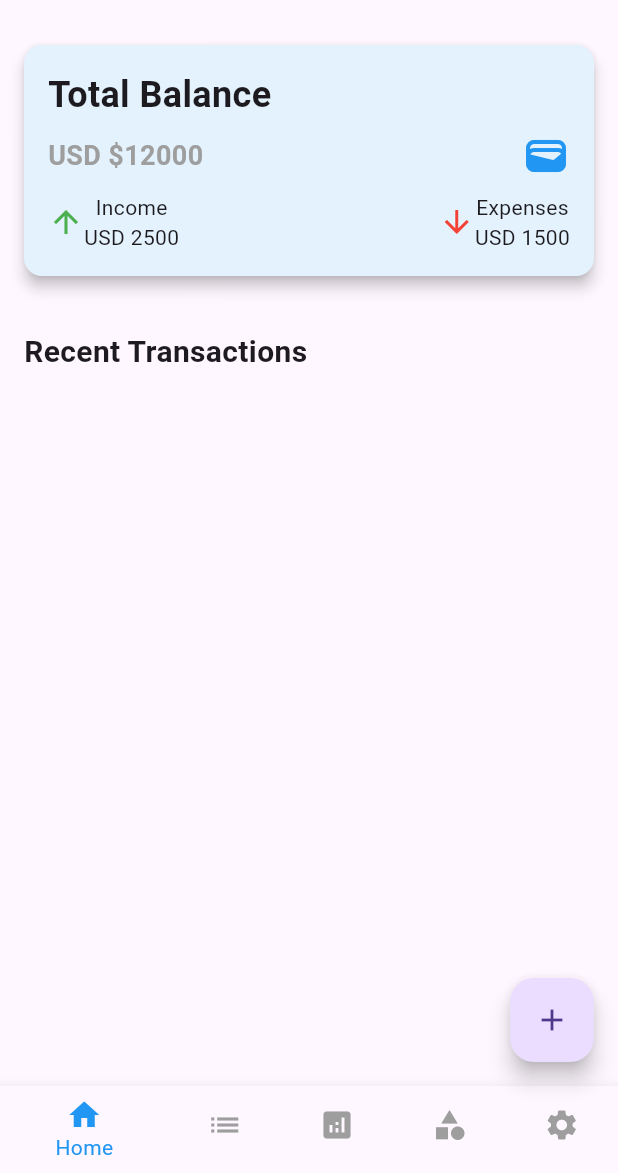
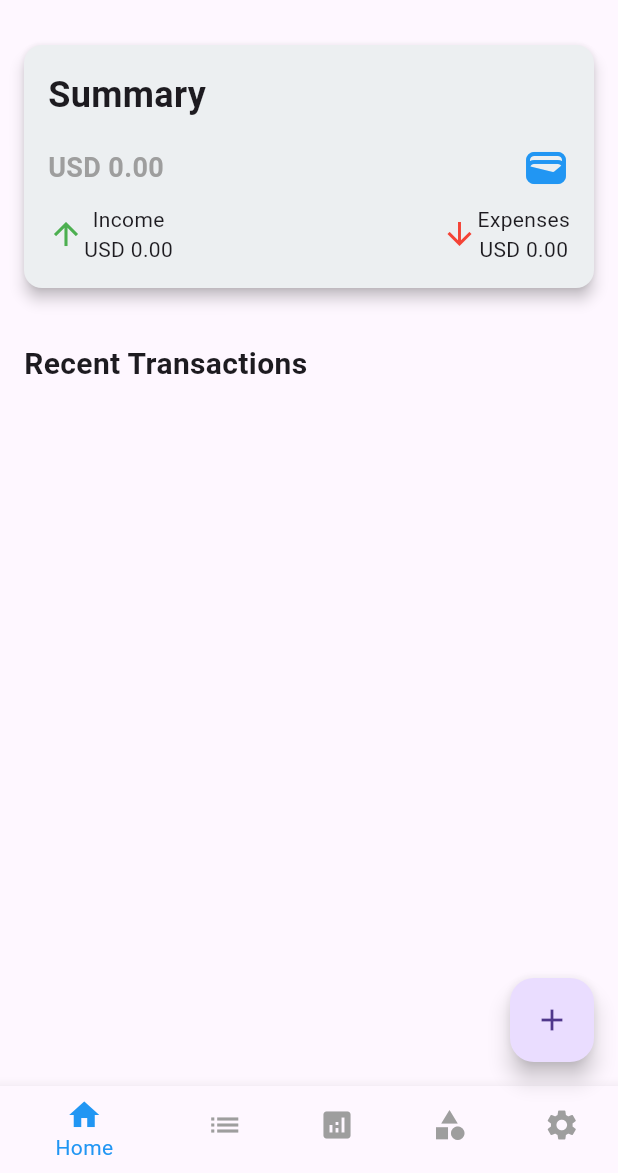
Before and after one commit to binayuchai/BFinance-App, a Flutter app: the BottomNav screen opened by its route, on a phone screen of 412 x 824 dp, the part 63-1236 px from its top. Run offline on Flutter 3.47's test engine with Material 3 defaults, Android fonts, the phone set to English and light mode, and no system bars; our stand-ins replace fl_chart, flutter_secure_storage, jwt_decoder; accounts and stored records are empty; network calls fail; Roboto replaces fonts that are missing (Poppins).

Commit message:
working on analytics

```diff
--- a/lib/features/analytics/chart_analytics.dart
+++ b/lib/features/analytics/chart_analytics.dart
@@ -142,7 +142,7 @@ class Analytics extends StatelessWidget {
                   ),
                 ),
 
-                SizedBox(
+                /* SizedBox(
                   height: 250,
                   child: BarChart(
                     BarChartData(
@@ -185,7 +185,7 @@ class Analytics extends StatelessWidget {
                     duration: Duration(milliseconds: 1500), // Optional
                     curve: Curves.easeInBack, // Optional
                   ),
-                ),
+                ),  */
               ],
             ),
           ),
--- /dev/null
+++ b/lib/features/dashboard/helper/transaction_summary.dart
@@ -0,0 +1,28 @@
+import 'package:bfinance/features/dashboard/models/transaction.dart';
+import 'package:flutter/material.dart';
+
+class TransactionSummary {
+  final double totalIncome;
+  final double totalExpenses;
+
+  // Constructor to access the fields data
+  TransactionSummary({required this.totalIncome, required this.totalExpenses});
+
+  double get netBalance => totalIncome - totalExpenses;
+
+  // factory method to create TransactionSummary from a list of transactions
+  factory TransactionSummary.fromTransactions(List<Transaction> transactions) {
+    double income = 0.0;
+    double expenses = 0.0;
+
+    for (var tx in transactions) {
+      if (tx.type == TransactionType.income) {
+        income += tx.amount;
+      } else {
+        expenses += tx.amount;
+      }
+    }
+
+    return TransactionSummary(totalIncome: income, totalExpenses: expenses);
+  }
+}
--- a/lib/features/dashboard/models/transaction.dart
+++ b/lib/features/dashboard/models/transaction.dart
@@ -31,6 +31,7 @@ class Transaction {
 
   factory Transaction.fromJson(Map<String, dynamic> json) {
     final typStr = (json['transaction_type'] ?? '').toString().toLowerCase();
+
     return Transaction(
       id: json['id'],
       title: json['title'],
--- a/lib/features/dashboard/view/widgets/balance_card.dart
+++ b/lib/features/dashboard/view/widgets/balance_card.dart
@@ -1,4 +1,6 @@
+import 'package:bfinance/providers/transaction_provider.dart';
 import 'package:flutter/material.dart';
+import 'package:provider/provider.dart';
 
 class BalanceCard extends StatefulWidget {
   const BalanceCard({super.key});
@@ -10,26 +12,29 @@ class BalanceCard extends StatefulWidget {
 class _BalanceCardState extends State<BalanceCard> {
   @override
   Widget build(BuildContext context) {
+    final provider = context.watch<TransactionProvider>();
+    final summary = provider.summary;
     return Card(
       margin: EdgeInsets.all(16.0),
       shape: RoundedRectangleBorder(borderRadius: BorderRadius.circular(12.0)),
       elevation: 4.0,
-      color: Colors.blue[50],
+      color: Colors.blueGrey[50],
       child: Padding(
         padding: const EdgeInsets.all(16),
         child: Column(
           crossAxisAlignment: CrossAxisAlignment.start,
           children: [
             Text(
-              "Total Balance",
+              "Summary",
               style: TextStyle(fontSize: 24.0, fontWeight: FontWeight.w700),
             ),
-            SizedBox(height: 8),
+            SizedBox(height: 16),
+
             Row(
               mainAxisAlignment: MainAxisAlignment.spaceBetween,
               children: [
                 Text(
-                  "USD \$12000",
+                  "USD ${summary.netBalance.toStringAsFixed(2)}",
                   style: TextStyle(
                     fontSize: 18.0,
                     fontWeight: FontWeight.bold,
@@ -47,14 +52,24 @@ class _BalanceCardState extends State<BalanceCard> {
                 Row(
                   children: [
                     Icon(Icons.arrow_upward, color: Colors.green),
-                    Column(children: [Text("Income"), Text("USD 2500")]),
+                    Column(
+                      children: [
+                        Text("Income"),
+                        Text("USD ${summary.totalIncome.toStringAsFixed(2)}"),
+                      ],
+                    ),
                   ],
                 ),
 
                 Row(
                   children: [
                     Icon(Icons.arrow_downward, color: Colors.red),
-                    Column(children: [Text("Expenses"), Text("USD 1500")]),
+                    Column(
+                      children: [
+                        Text("Expenses"),
+                        Text("USD ${summary.totalExpenses.toStringAsFixed(2)}"),
+                      ],
+                    ),
                   ],
                 ),
               ],
--- a/lib/providers/transaction_provider.dart
+++ b/lib/providers/transaction_provider.dart
@@ -1,3 +1,4 @@
+import 'package:bfinance/features/dashboard/helper/transaction_summary.dart';
 import 'package:bfinance/features/dashboard/models/transaction.dart';
 import 'package:bfinance/services/api_service.dart';
 import 'package:bfinance/services/transaction_service.dart';
@@ -13,6 +14,10 @@ class TransactionProvider extends ChangeNotifier {
   bool get isLoading => _isLoading;
   bool get isLoaded => _isLoaded;
   String? get error => _error;
+
+  // getter for total summary of transactions
+  TransactionSummary get summary =>
+      TransactionSummary.fromTransactions(transactions);
 
   Future<void> fetchTransactions() async {
     if (_isLoaded || _isLoading) return; // Prevent redundant fetches
```
